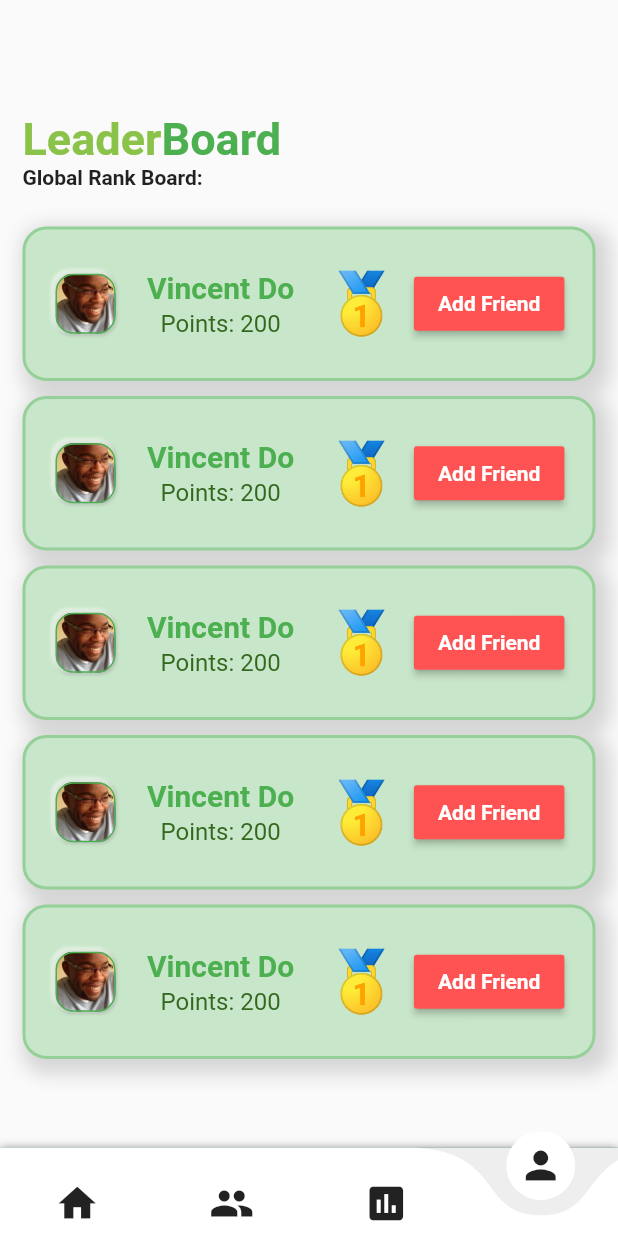
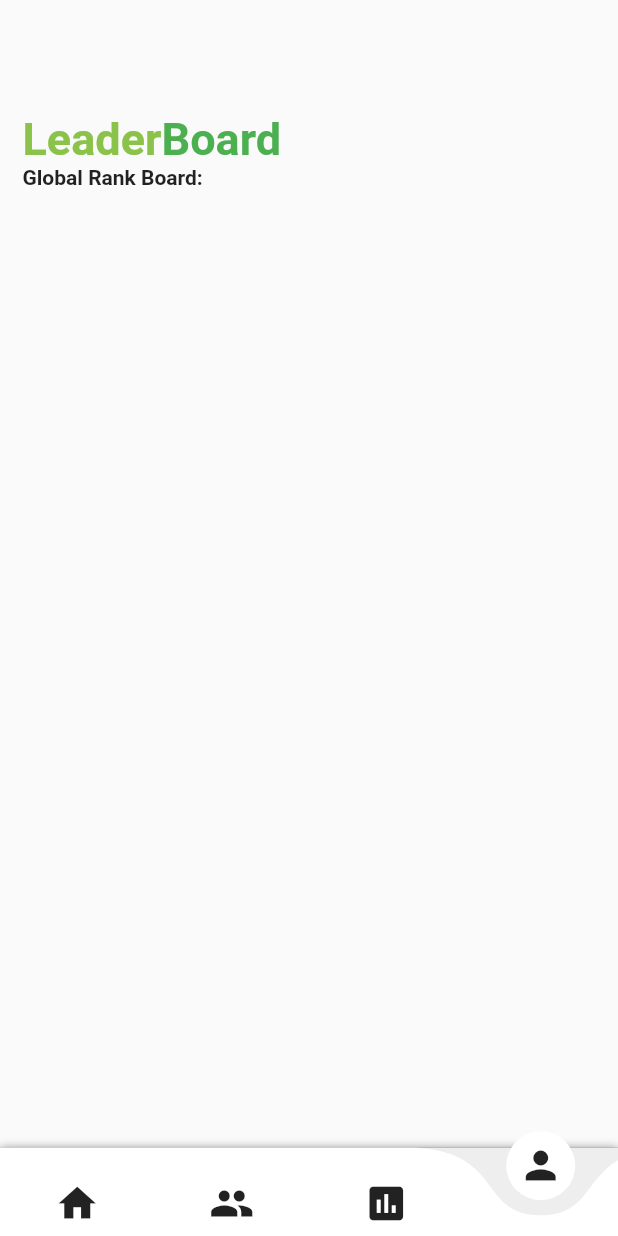
Before and after one commit to VincentDo8439/tree_planting, a Flutter app: the screen it shows after launch, item 4 of the bottom bar chosen, on a phone screen of 412 x 824 dp. Run offline on Flutter 3.47's test engine with Material 2 defaults, Android fonts, the phone set to English and light mode, and no system bars; drawn by our look-alikes of curved_navigation_bar; missing offline and left inert: dart:js.

Commit message:
leaderboard

```diff
--- a/lib/screens/leaderboard_screen.dart
+++ b/lib/screens/leaderboard_screen.dart
@@ -1,3 +1,5 @@
+import 'dart:js';
+
 import 'package:flutter/cupertino.dart';
 import 'package:flutter/material.dart';
 
@@ -51,16 +53,14 @@ class _LeaderBoardScreenState extends State<LeaderboardScreen> {
                 ),
                 Container(
                   child: Column(
-
                     children: <Widget>[
+                      Padding(
+                        padding: const EdgeInsets.all(8.0),
+                      ),
                       SizedBox(
                         height: 20,
                       ),
-                      _leaderboardTile(),
-                      _leaderboardTile(),
-                      _leaderboardTile(),
-                      _leaderboardTile(),
-                      _leaderboardTile(),
+                      //imagesCard(),
                     ],
                   ),
                 )
@@ -72,6 +72,36 @@ class _LeaderBoardScreenState extends State<LeaderboardScreen> {
     );
   }
 }
+
+/* Widget imagesCard() => Container(
+  child: Expanded(
+    child: Card(
+      child: ListView.builder(
+        scrollDirection: Axis.vertical,
+        itemCount: 5,
+        itemBuilder: (context, index),
+      ),
+    ),
+  ),
+);  */
+
+
+
+
+
+
+
+
+
+
+
+
+
+
+
+
+
+
 
 class _leaderboardTile extends StatelessWidget{
   @override
```
